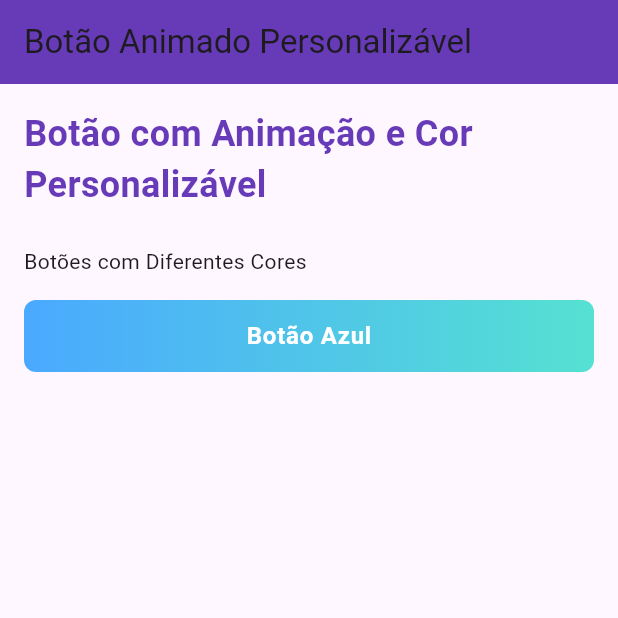
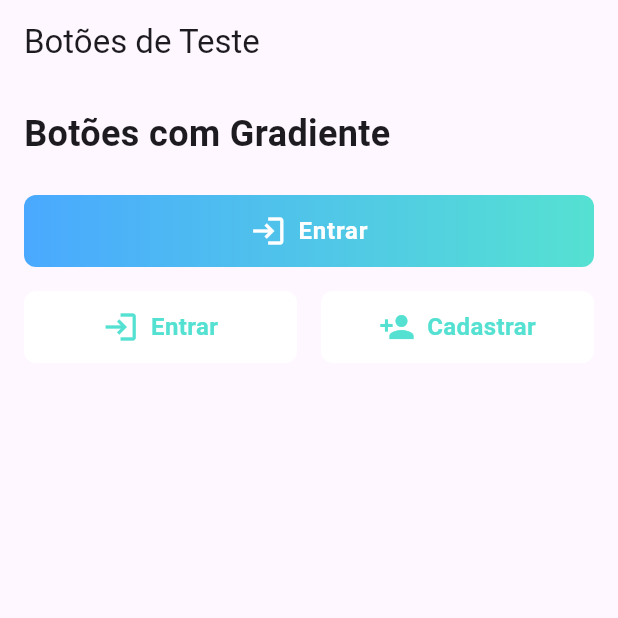
Before and after one commit to Pedro-Caixa/my_refuge, a Flutter app: the screen it shows after launch, on a phone screen of 412 x 824 dp, the top half of it. Run offline on Flutter 3.47's test engine with Material 3 defaults, Android fonts, the phone set to English and light mode, and no system bars; our stand-ins replace cloud_firestore, firebase_auth, firebase_core; accounts and stored records are empty; Roboto replaces fonts that are missing (Poppins).

Commit message:
feat: Adicionado o botao toggle

```diff
--- a/lib/views/pages/widget_test_page.dart
+++ b/lib/views/pages/widget_test_page.dart
@@ -1,5 +1,6 @@
 import 'package:flutter/material.dart';
 import '../widgets/buttons/main_button.dart';
+import '../widgets/buttons/selectable_button.dart';
 
 class WidgetsTestPage extends StatefulWidget {
   const WidgetsTestPage({Key? key}) : super(key: key);
@@ -9,14 +10,14 @@ class WidgetsTestPage extends StatefulWidget {
 }
 
 class _WidgetsTestPageState extends State<WidgetsTestPage> {
-  bool _isLoading = false;
+  bool _isEnterSelected = false;
+  bool _isRegisterSelected = false;
 
   @override
   Widget build(BuildContext context) {
     return Scaffold(
       appBar: AppBar(
-        title: const Text('Botão Animado Personalizável'),
-        backgroundColor: Colors.deepPurple,
+        title: const Text('Botões de Teste'),
       ),
       body: SingleChildScrollView(
         padding: const EdgeInsets.all(16.0),
@@ -24,24 +25,55 @@ class _WidgetsTestPageState extends State<WidgetsTestPage> {
           crossAxisAlignment: CrossAxisAlignment.start,
           children: [
             const Text(
-              'Botão com Animação e Cor Personalizável',
+              'Botões com Gradiente',
               style: TextStyle(
                 fontSize: 24,
                 fontWeight: FontWeight.bold,
-                color: Colors.deepPurple,
               ),
             ),
             const SizedBox(height: 24),
 
-            _buildSectionTitle('Botões com Diferentes Cores'),
-            Wrap(
-              spacing: 12,
-              runSpacing: 12,
+            // Botão normal com gradiente
+            MainButton(
+              text: 'Entrar',
+              icon: Icons.login,
+              onPressed: () => _showSnackBar('Botão Entrar pressionado!'),
+              gradientColors: [Color(0xFF4AA9FF), Color(0xFF55E1D2)],
+            ),
+
+            const SizedBox(height: 16),
+
+            // Botões selecionáveis
+            Row(
               children: [
-                MainButton(
-                  text: 'Botão Azul',
-                  onPressed: () => _showSnackBar('Botão Azul pressionado!'),
-                  gradientColors: [Color(0xFF4AA9FF), Color(0xFF55E1D2)],
+                Expanded(
+                  child: SelectableButton(
+                    text: 'Entrar',
+                    icon: Icons.login,
+                    isSelected: _isEnterSelected,
+                    onPressed: () {
+                      setState(() {
+                        _isEnterSelected = !_isEnterSelected;
+                        _isRegisterSelected = false;
+                      });
+                      _showSnackBar('Entrar ${_isEnterSelected ? "selecionado" : "desselecionado"}');
+                    },
+                  ),
+                ),
+                const SizedBox(width: 16),
+                Expanded(
+                  child: SelectableButton(
+                    text: 'Cadastrar',
+                    icon: Icons.person_add,
+                    isSelected: _isRegisterSelected,
+                    onPressed: () {
+                      setState(() {
+                        _isRegisterSelected = !_isRegisterSelected;
+                        _isEnterSelected = false;
+                      });
+                      _showSnackBar('Cadastrar ${_isRegisterSelected ? "selecionado" : "desselecionado"}');
+                    },
+                  ),
                 ),
               ],
             ),
@@ -51,35 +83,12 @@ class _WidgetsTestPageState extends State<WidgetsTestPage> {
     );
   }
 
-  Widget _buildSectionTitle(String title) {
-    return Padding(
-      padding: const EdgeInsets.only(bottom: 16.0),
-      child: Text(title),
-    );
-  }
-
   void _showSnackBar(String message) {
     ScaffoldMessenger.of(context).showSnackBar(
       SnackBar(
         content: Text(message),
         duration: const Duration(seconds: 1),
-        backgroundColor: Colors.deepPurple,
       ),
     );
   }
-
-  void _simulateLoading() {
-    setState(() {
-      _isLoading = true;
-    });
-
-    Future.delayed(const Duration(seconds: 3), () {
-      if (mounted) {
-        setState(() {
-          _isLoading = false;
-        });
-        _showSnackBar('Operação concluída!');
-      }
-    });
-  }
 }
--- a/lib/views/widgets/buttons/main_button.dart
+++ b/lib/views/widgets/buttons/main_button.dart
@@ -4,7 +4,7 @@ class MainButton extends StatelessWidget {
   final VoidCallback? onPressed;
   final String? text;
   final IconData? icon;
-  final List<Color>? gradientColors;
+  final List<Color> gradientColors;
   final Color? textColor;
   final double? width;
   final double height;
@@ -16,7 +16,7 @@ class MainButton extends StatelessWidget {
     this.onPressed,
     this.text,
     this.icon,
-    this.gradientColors,
+    this.gradientColors = const [Color(0xFF4AA9FF), Color(0xFF55E1D2)],
     this.textColor,
     this.width,
     this.height = 48.0,
@@ -26,23 +26,18 @@ class MainButton extends StatelessWidget {
 
   @override
   Widget build(BuildContext context) {
-    final defaultGradient = [
-      const Color(0xFF4AA9FF),
-      const Color(0xFF55E1D2),
-    ];
-
     return Material(
       color: Colors.transparent,
       child: Container(
         width: width,
         height: height,
         decoration: BoxDecoration(
-          borderRadius: BorderRadius.circular(borderRadius),
           gradient: LinearGradient(
-            colors: gradientColors ?? defaultGradient,
+            colors: gradientColors,
             begin: Alignment.centerLeft,
             end: Alignment.centerRight,
           ),
+          borderRadius: BorderRadius.circular(borderRadius),
         ),
         child: Material(
           color: Colors.transparent,
--- /dev/null
+++ b/lib/views/widgets/buttons/selectable_button.dart
@@ -0,0 +1,67 @@
+import 'package:flutter/material.dart';
+
+class SelectableButton extends StatelessWidget {
+  final VoidCallback? onPressed;
+  final String text;
+  final IconData? icon;
+  final bool isSelected;
+  final double height;
+  final double borderRadius;
+
+  const SelectableButton({
+    Key? key,
+    this.onPressed,
+    required this.text,
+    this.icon,
+    required this.isSelected,
+    this.height = 48.0,
+    this.borderRadius = 8.0,
+  }) : super(key: key);
+
+  @override
+  Widget build(BuildContext context) {
+    return Material(
+      color: Colors.transparent,
+      child: InkWell(
+        onTap: onPressed,
+        borderRadius: BorderRadius.circular(borderRadius),
+        child: Container(
+          height: height,
+          decoration: BoxDecoration(
+            color: isSelected ? Colors.transparent : Colors.white,
+            border: Border.all(
+              color: isSelected ? Colors.white : Colors.transparent,
+              width: 2,
+            ),
+            borderRadius: BorderRadius.circular(borderRadius),
+          ),
+          child: Padding(
+            padding: const EdgeInsets.symmetric(horizontal: 24.0),
+            child: Row(
+              mainAxisSize: MainAxisSize.min,
+              mainAxisAlignment: MainAxisAlignment.center,
+              children: [
+                if (icon != null) ...[
+                  Icon(
+                    icon,
+                    color: isSelected ? Colors.white : const Color(0xFF55E1D2),
+                    size: 24,
+                  ),
+                  const SizedBox(width: 8),
+                ],
+                Text(
+                  text,
+                  style: TextStyle(
+                    color: isSelected ? Colors.white : const Color(0xFF55E1D2),
+                    fontSize: 16,
+                    fontWeight: FontWeight.w600,
+                  ),
+                ),
+              ],
+            ),
+          ),
+        ),
+      ),
+    );
+  }
+}
```
